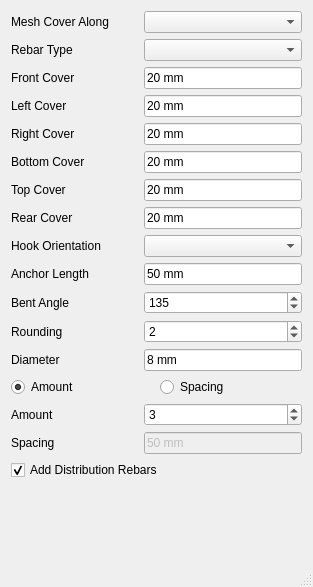
Qt form SlabReinforcement/ParallelRebars.ui (amrit3701/FreeCAD-Reinforcement) before a commit.
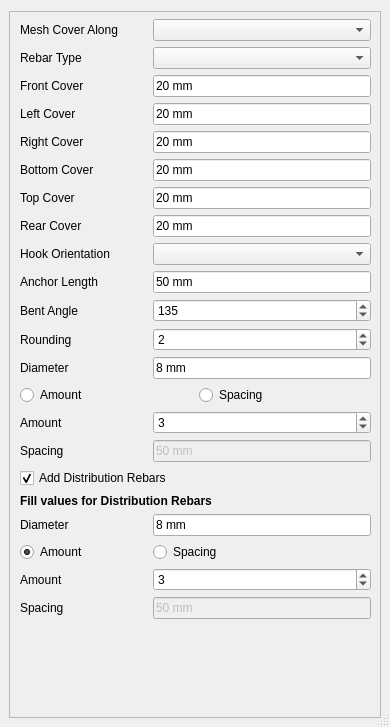
The same form after that commit. Custom widgets are drawn as their Qt base class.

Commit message:
Remove seperate tabs for distribution rebars
- remove seperate distribution rebars tabs for parallel and cross rebars
- add distribution rebars fields in main cross/parallel ui pages

What changed in the file:
```diff
--- a/SlabReinforcement/ParallelRebars.ui
+++ b/SlabReinforcement/ParallelRebars.ui
@@ -6,10 +6,16 @@
    <rect>
     <x>0</x>
     <y>0</y>
-    <width>313</width>
-    <height>587</height>
+    <width>390</width>
+    <height>727</height>
    </rect>
   </property>
+  <property name="maximumSize">
+   <size>
+    <width>16777215</width>
+    <height>16777215</height>
+   </size>
+  </property>
   <property name="windowTitle">
    <string>Dialog</string>
   </property>
@@ -23,11 +29,129 @@
    <bool>false</bool>
   </property>
   <layout class="QGridLayout" name="gridLayout">
-   <item row="3" column="0">
-    <layout class="QFormLayout" name="formLayout">
+   <property name="sizeConstraint">
+    <enum>QLayout::SetDefaultConstraint</enum>
+   </property>
+   <property name="leftMargin">
+    <number>9</number>
+   </property>
+   <property name="rightMargin">
+    <number>9</number>
+   </property>
+   <property name="bottomMargin">
+    <number>9</number>
+   </property>
+   <property name="spacing">
+    <number>0</number>
+   </property>
+   <item row="0" column="0">
+    <widget class="QScrollArea" name="scrollArea">
+     <property name="sizePolicy">
+      <sizepolicy hsizetype="Expanding" vsizetype="Expanding">
+       <horstretch>0</horstretch>
+       <verstretch>0</verstretch>
+      </sizepolicy>
+     </property>
+     <property name="horizontalScrollBarPolicy">
+      <enum>Qt::ScrollBarAsNeeded</enum>
+     </property>
+     <property name="sizeAdjustPolicy">
+      <enum>QAbstractScrollArea::AdjustToContents</enum>
+     </property>
+     <property name="widgetResizable">
+      <bool>false</bool>
+     </property>
+     <property name="alignment">
+      <set>Qt::AlignCenter</set>
+     </property>
+     <widget class="QWidget" name="scrollAreaWidgetContents_4">
+      <property name="geometry">
+       <rect>
+        <x>4</x>
+        <y>2</y>
+        <width>363</width>
+        <height>703</height>
+       </rect>
+      </property>
+      <property name="sizePolicy">
+       <sizepolicy hsizetype="Expanding" vsizetype="Expanding">
+        <horstretch>0</horstretch>
+        <verstretch>0</verstretch>
+       </sizepolicy>
+      </property>
+      <property name="autoFillBackground">
+       <bool>true</bool>
+      </property>
+      <widget class="QWidget" name="layoutWidget">
+       <property name="geometry">
+        <rect>
+         <x>0</x>
+         <y>0</y>
+         <width>363</width>
+         <height>735</height>
+        </rect>
+       </property>
+       <layout class="QFormLayout" name="formLayout_4">
+        <property name="sizeConstraint">
+         <enum>QLayout::SetNoConstraint</enum>
+        </property>
      <property name="fieldGrowthPolicy">
       <enum>QFormLayout::AllNonFixedFieldsGrow</enum>
      </property>
+        <property name="rowWrapPolicy">
+         <enum>QFormLayout::DontWrapRows</enum>
+        </property>
+        <property name="leftMargin">
+         <number>6</number>
+        </property>
+        <property name="topMargin">
+         <number>6</number>
+        </property>
+        <property name="rightMargin">
+         <number>6</number>
+        </property>
+        <property name="bottomMargin">
+         <number>6</number>
+        </property>
+        <item row="0" column="0">
+         <widget class="QLabel" name="meshCoverAlongLabel">
+          <property name="sizePolicy">
+           <sizepolicy hsizetype="Fixed" vsizetype="Preferred">
+            <horstretch>0</horstretch>
+            <verstretch>0</verstretch>
+           </sizepolicy>
+          </property>
+          <property name="text">
+           <string>Mesh Cover Along</string>
+          </property>
+         </widget>
+        </item>
+        <item row="0" column="1">
+         <widget class="Gui::PrefComboBox" name="meshCoverAlongValue"/>
+        </item>
+        <item row="1" column="0">
+         <widget class="QLabel" name="parallel_rebars_typeLabel">
+          <property name="minimumSize">
+           <size>
+            <width>127</width>
+            <height>0</height>
+           </size>
+          </property>
+          <property name="text">
+           <string>Rebar Type</string>
+          </property>
+         </widget>
+        </item>
+        <item row="1" column="1">
+         <widget class="Gui::PrefComboBox" name="parallel_rebars_type">
+          <property name="prefEntry" stdset="0">
+           <cstring></cstring>
+          </property>
+          <property name="prefPath" stdset="0">
+           <cstring></cstring>
+          </property>
+         </widget>
+        </item>
      <item row="2" column="0">
       <widget class="QLabel" name="parallel_frontCoverLabel">
        <property name="text">
@@ -62,6 +186,30 @@
        </property>
       </widget>
      </item>
+        <item row="4" column="0">
+         <widget class="QLabel" name="parallel_r_sideCoverLabel">
+          <property name="text">
+           <string>Right Cover</string>
+          </property>
+         </widget>
+        </item>
+        <item row="4" column="1">
+         <widget class="Gui::InputField" name="parallel_r_sideCover">
+          <property name="text">
+           <string>20 mm</string>
+          </property>
+          <property name="unit" stdset="0">
+           <string notr="true"/>
+          </property>
+         </widget>
+        </item>
+        <item row="5" column="0">
+         <widget class="QLabel" name="parallel_bottomCoverLabel">
+          <property name="text">
+           <string>Bottom Cover</string>
+          </property>
+         </widget>
+        </item>
      <item row="5" column="1">
       <widget class="Gui::InputField" name="parallel_bottomCover">
        <property name="text">
@@ -89,6 +237,83 @@
        </property>
       </widget>
      </item>
+        <item row="7" column="0">
+         <widget class="QLabel" name="parallel_rearCoverLabel">
+          <property name="text">
+           <string>Rear Cover</string>
+          </property>
+         </widget>
+        </item>
+        <item row="7" column="1">
+         <widget class="Gui::InputField" name="parallel_rearCover">
+          <property name="text">
+           <string>20 mm</string>
+          </property>
+          <property name="unit" stdset="0">
+           <string notr="true"/>
+          </property>
+         </widget>
+        </item>
+        <item row="8" column="0">
+         <widget class="QLabel" name="parallel_l_shapeHookOrientationLabel">
+          <property name="sizePolicy">
+           <sizepolicy hsizetype="Fixed" vsizetype="Preferred">
+            <horstretch>0</horstretch>
+            <verstretch>0</verstretch>
+           </sizepolicy>
+          </property>
+          <property name="minimumSize">
+           <size>
+            <width>127</width>
+            <height>0</height>
+           </size>
+          </property>
+          <property name="text">
+           <string>Hook Orientation</string>
+          </property>
+         </widget>
+        </item>
+        <item row="8" column="1">
+         <widget class="Gui::PrefComboBox" name="parallel_l_shapeHookOrientation">
+          <property name="enabled">
+           <bool>true</bool>
+          </property>
+         </widget>
+        </item>
+        <item row="9" column="0">
+         <widget class="QLabel" name="parallel_bentLengthLabel">
+          <property name="text">
+           <string>Anchor Length</string>
+          </property>
+         </widget>
+        </item>
+        <item row="9" column="1">
+         <widget class="Gui::InputField" name="parallel_bentLength">
+          <property name="text">
+           <string>50 mm</string>
+          </property>
+          <property name="unit" stdset="0">
+           <string notr="true"/>
+          </property>
+         </widget>
+        </item>
+        <item row="10" column="0">
+         <widget class="QLabel" name="parallel_bentAngleLabel">
+          <property name="text">
+           <string>Bent Angle</string>
+          </property>
+         </widget>
+        </item>
+        <item row="10" column="1">
+         <widget class="Gui::PrefSpinBox" name="parallel_bentAngle">
+          <property name="maximum">
+           <number>179</number>
+          </property>
+          <property name="value">
+           <number>135</number>
+          </property>
+         </widget>
+        </item>
      <item row="11" column="0">
       <widget class="QLabel" name="parallel_roundingLabel">
        <property name="text">
@@ -96,6 +321,13 @@
        </property>
       </widget>
      </item>
+        <item row="11" column="1">
+         <widget class="Gui::PrefSpinBox" name="parallel_rounding">
+          <property name="value">
+           <number>2</number>
+          </property>
+         </widget>
+        </item>
      <item row="12" column="0">
       <widget class="QLabel" name="parallel_diameterLabel">
        <property name="text">
@@ -103,8 +335,21 @@
        </property>
       </widget>
      </item>
+        <item row="12" column="1">
+         <widget class="Gui::InputField" name="parallel_diameter">
+          <property name="text">
+           <string>8 mm</string>
+          </property>
+          <property name="unit" stdset="0">
+           <string notr="true"/>
+          </property>
+         </widget>
+        </item>
      <item row="13" column="0" colspan="2">
       <layout class="QHBoxLayout" name="horizontalLayout">
+          <property name="sizeConstraint">
+           <enum>QLayout::SetDefaultConstraint</enum>
+          </property>
        <item>
         <widget class="Gui::PrefRadioButton" name="parallel_amount_radio">
          <property name="text">
@@ -145,13 +390,6 @@
        </property>
       </widget>
      </item>
-     <item row="5" column="0">
-      <widget class="QLabel" name="parallel_bottomCoverLabel">
-       <property name="text">
-        <string>Bottom Cover</string>
-       </property>
-      </widget>
-     </item>
      <item row="15" column="1">
       <widget class="Gui::InputField" name="parallel_spacing">
        <property name="enabled">
@@ -165,134 +403,7 @@
        </property>
       </widget>
      </item>
-     <item row="12" column="1">
-      <widget class="Gui::InputField" name="parallel_diameter">
-       <property name="text">
-        <string>8 mm</string>
-       </property>
-       <property name="unit" stdset="0">
-        <string notr="true"/>
-       </property>
-      </widget>
-     </item>
-     <item row="0" column="0">
-      <widget class="QLabel" name="meshCoverAlongLabel">
-       <property name="text">
-        <string>Mesh Cover Along</string>
-       </property>
-      </widget>
-     </item>
-     <item row="0" column="1">
-      <widget class="Gui::PrefComboBox" name="meshCoverAlongValue"/>
-     </item>
-     <item row="4" column="0">
-      <widget class="QLabel" name="parallel_r_sideCoverLabel">
-       <property name="text">
-        <string>Right Cover</string>
-       </property>
-      </widget>
-     </item>
-     <item row="4" column="1">
-      <widget class="Gui::InputField" name="parallel_r_sideCover">
-       <property name="text">
-        <string>20 mm</string>
-       </property>
-       <property name="unit" stdset="0">
-        <string notr="true"/>
-       </property>
-      </widget>
-     </item>
-     <item row="9" column="0">
-      <widget class="QLabel" name="parallel_bentLengthLabel">
-       <property name="text">
-        <string>Anchor Length</string>
-       </property>
-      </widget>
-     </item>
-     <item row="9" column="1">
-      <widget class="Gui::InputField" name="parallel_bentLength">
-       <property name="text">
-        <string>50 mm</string>
-       </property>
-       <property name="unit" stdset="0">
-        <string notr="true"/>
-       </property>
-      </widget>
-     </item>
-     <item row="10" column="0">
-      <widget class="QLabel" name="parallel_bentAngleLabel">
-       <property name="text">
-        <string>Bent Angle</string>
-       </property>
-      </widget>
-     </item>
-     <item row="11" column="1">
-      <widget class="Gui::PrefSpinBox" name="parallel_rounding">
-       <property name="value">
-        <number>2</number>
-       </property>
-      </widget>
-     </item>
-     <item row="10" column="1">
-      <widget class="Gui::PrefSpinBox" name="parallel_bentAngle">
-       <property name="maximum">
-        <number>179</number>
-       </property>
-       <property name="value">
-        <number>135</number>
-       </property>
-      </widget>
-     </item>
-     <item row="1" column="0">
-      <widget class="QLabel" name="parallel_rebars_typeLabel">
-       <property name="minimumSize">
-        <size>
-         <width>127</width>
-         <height>0</height>
-        </size>
-       </property>
-       <property name="text">
-        <string>Rebar Type</string>
-       </property>
-      </widget>
-     </item>
-     <item row="1" column="1">
-      <widget class="Gui::PrefComboBox" name="parallel_rebars_type">
-       <property name="prefEntry" stdset="0">
-        <cstring></cstring>
-       </property>
-       <property name="prefPath" stdset="0">
-        <cstring></cstring>
-       </property>
-      </widget>
-     </item>
-     <item row="8" column="0">
-      <widget class="QLabel" name="parallel_l_shapeHookOrientationLabel">
-       <property name="sizePolicy">
-        <sizepolicy hsizetype="Fixed" vsizetype="Preferred">
-         <horstretch>0</horstretch>
-         <verstretch>0</verstretch>
-        </sizepolicy>
-       </property>
-       <property name="minimumSize">
-        <size>
-         <width>127</width>
-         <height>0</height>
-        </size>
-       </property>
-       <property name="text">
-        <string>Hook Orientation</string>
-       </property>
-      </widget>
-     </item>
-     <item row="8" column="1">
-      <widget class="Gui::PrefComboBox" name="parallel_l_shapeHookOrientation">
-       <property name="enabled">
-        <bool>true</bool>
-       </property>
-      </widget>
-     </item>
-     <item row="16" column="0" colspan="2">
+        <item row="17" column="0" colspan="2">
       <widget class="QCheckBox" name="parallel_distribution_rebar_check">
        <property name="text">
         <string>Add Distribution Rebars</string>
@@ -302,17 +413,87 @@
        </property>
       </widget>
      </item>
-     <item row="7" column="0">
-      <widget class="QLabel" name="parallel_rearCoverLabel">
+        <item row="18" column="0" colspan="2">
+         <widget class="QLabel" name="distributionValuesHeading">
+          <property name="font">
+           <font>
+            <weight>75</weight>
+            <bold>true</bold>
+           </font>
+          </property>
        <property name="text">
-        <string>Rear Cover</string>
+           <string>Fill values for Distribution Rebars</string>
        </property>
       </widget>
      </item>
-     <item row="7" column="1">
-      <widget class="Gui::InputField" name="parallel_rearCover">
+        <item row="19" column="0">
+         <widget class="QLabel" name="parallel_distribution_diameterLabel">
        <property name="text">
-        <string>20 mm</string>
+           <string>Diameter</string>
+          </property>
+         </widget>
+        </item>
+        <item row="19" column="1">
+         <widget class="Gui::InputField" name="parallel_distribution_diameter">
+          <property name="text">
+           <string>8 mm</string>
+          </property>
+          <property name="unit" stdset="0">
+           <string notr="true"/>
+          </property>
+         </widget>
+        </item>
+        <item row="20" column="0">
+         <widget class="Gui::PrefRadioButton" name="parallel_distributionAmountRadio">
+          <property name="text">
+           <string>Amount</string>
+          </property>
+          <property name="checked">
+           <bool>true</bool>
+          </property>
+          <attribute name="buttonGroup">
+           <string notr="true">buttonGroup</string>
+          </attribute>
+         </widget>
+        </item>
+        <item row="20" column="1">
+         <widget class="Gui::PrefRadioButton" name="parallel_distributionSpacingRadio">
+          <property name="text">
+           <string>Spacing</string>
+          </property>
+          <attribute name="buttonGroup">
+           <string notr="true">buttonGroup</string>
+          </attribute>
+         </widget>
+        </item>
+        <item row="21" column="0">
+         <widget class="QLabel" name="parallel_distribution_amountLabel">
+          <property name="text">
+           <string>Amount</string>
+          </property>
+         </widget>
+        </item>
+        <item row="21" column="1">
+         <widget class="Gui::PrefSpinBox" name="parallel_distribution_amount">
+          <property name="value">
+           <number>3</number>
+          </property>
+         </widget>
+        </item>
+        <item row="22" column="0">
+         <widget class="QLabel" name="parallel_distribution_spacingLabel">
+          <property name="text">
+           <string>Spacing</string>
+          </property>
+         </widget>
+        </item>
+        <item row="22" column="1">
+         <widget class="Gui::InputField" name="parallel_distribution_spacing">
+          <property name="enabled">
+           <bool>false</bool>
+          </property>
+          <property name="text">
+           <string>50 mm</string>
        </property>
        <property name="unit" stdset="0">
         <string notr="true"/>
@@ -320,6 +501,9 @@
       </widget>
      </item>
     </layout>
+      </widget>
+     </widget>
+    </widget>
    </item>
   </layout>
  </widget>
```
Left out of the diff: 8 changed lines with no effect on the pictures. Lines whose indentation alone changed are shown as unchanged. The commit also changes 5 other files.
